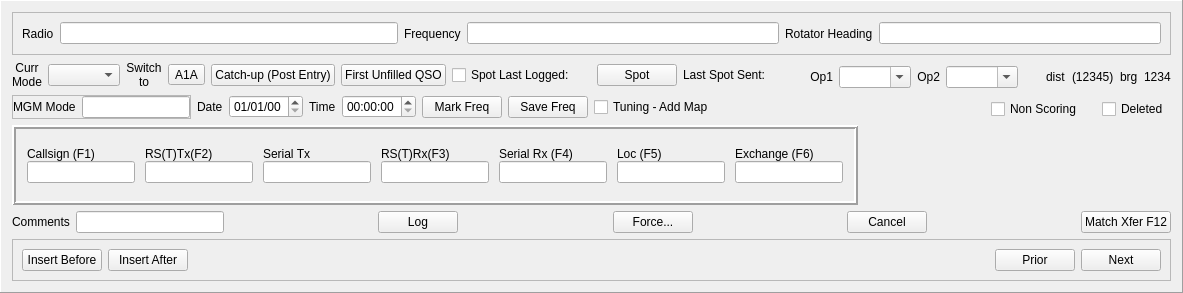
Before: the Qt Designer form mqt/MqtLogger/qsologframe.ui in Rsclub22/Minos2-Mirror, drawn with Qt 5.
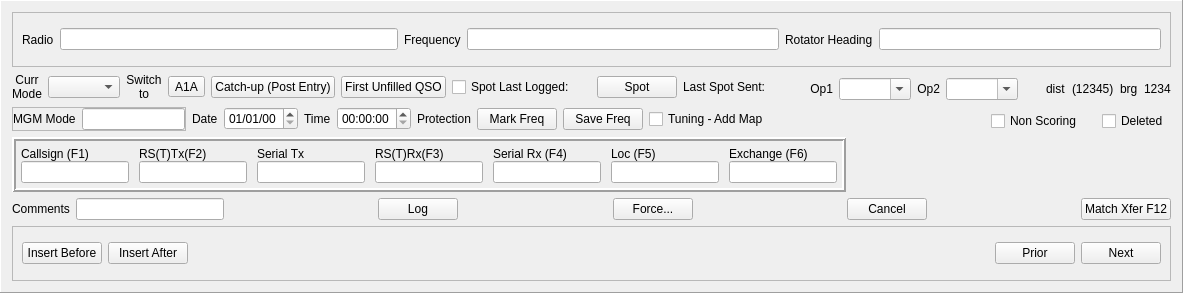
After: the same form once the commit is applied.

Commit message: Add messaging when protected

The edit to the form file:
```diff
--- a/mqt/MqtLogger/qsologframe.ui
+++ b/mqt/MqtLogger/qsologframe.ui
@@ -326,6 +326,13 @@
            </property>
           </widget>
          </item>
+         <item>
+          <widget class="QLabel" name="protectionLabel">
+           <property name="text">
+            <string>Protection</string>
+           </property>
+          </widget>
+         </item>
          <item>
           <layout class="QHBoxLayout" name="horizontalLayout_15">
            <item>
@@ -550,6 +557,18 @@
         <number>2</number>
        </property>
        <layout class="QHBoxLayout" name="horizontalLayout_7">
+        <property name="leftMargin">
+         <number>3</number>
+        </property>
+        <property name="topMargin">
+         <number>3</number>
+        </property>
+        <property name="rightMargin">
+         <number>3</number>
+        </property>
+        <property name="bottomMargin">
+         <number>3</number>
+        </property>
         <item>
          <widget class="QFrame" name="CallsignFrame">
           <layout class="QVBoxLayout" name="callsignLayout">
@@ -559,9 +578,15 @@
            <property name="leftMargin">
             <number>2</number>
            </property>
+           <property name="topMargin">
+            <number>2</number>
+           </property>
            <property name="rightMargin">
             <number>2</number>
            </property>
+           <property name="bottomMargin">
+            <number>2</number>
+           </property>
            <item>
             <widget class="QLabel" name="Callsignlabel">
              <property name="text">
@@ -591,9 +616,15 @@
            <property name="leftMargin">
             <number>2</number>
            </property>
+           <property name="topMargin">
+            <number>2</number>
+           </property>
            <property name="rightMargin">
             <number>2</number>
            </property>
+           <property name="bottomMargin">
+            <number>2</number>
+           </property>
            <item>
             <widget class="QLabel" name="RSTTXLabel">
              <property name="text">
@@ -623,9 +654,15 @@
            <property name="leftMargin">
             <number>2</number>
            </property>
+           <property name="topMargin">
+            <number>2</number>
+           </property>
            <property name="rightMargin">
             <number>2</number>
            </property>
+           <property name="bottomMargin">
+            <number>2</number>
+           </property>
            <item>
             <widget class="QLabel" name="SerTXLabel">
              <property name="text">
@@ -658,9 +695,15 @@
            <property name="leftMargin">
             <number>2</number>
            </property>
+           <property name="topMargin">
+            <number>2</number>
+           </property>
            <property name="rightMargin">
             <number>2</number>
            </property>
+           <property name="bottomMargin">
+            <number>2</number>
+           </property>
            <item>
             <widget class="QLabel" name="RSTRXLabel">
              <property name="text">
@@ -690,9 +733,15 @@
            <property name="leftMargin">
             <number>2</number>
            </property>
+           <property name="topMargin">
+            <number>2</number>
+           </property>
            <property name="rightMargin">
             <number>2</number>
            </property>
+           <property name="bottomMargin">
+            <number>2</number>
+           </property>
            <item>
             <widget class="QLabel" name="SerRXLabel">
              <property name="text">
@@ -722,9 +771,15 @@
            <property name="leftMargin">
             <number>2</number>
            </property>
+           <property name="topMargin">
+            <number>2</number>
+           </property>
            <property name="rightMargin">
             <number>2</number>
            </property>
+           <property name="bottomMargin">
+            <number>2</number>
+           </property>
            <item>
             <widget class="QLabel" name="LocLabel">
              <property name="text">
@@ -754,9 +809,15 @@
            <property name="leftMargin">
             <number>2</number>
            </property>
+           <property name="topMargin">
+            <number>2</number>
+           </property>
            <property name="rightMargin">
             <number>2</number>
            </property>
+           <property name="bottomMargin">
+            <number>2</number>
+           </property>
            <item>
             <widget class="QLabel" name="QTHLabel">
              <property name="text">
```
The commit also changes 1 other file.
